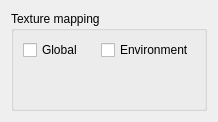
Old version of the form src/Gui/TextureMapping.ui in the repository southseact-3d/fcd.
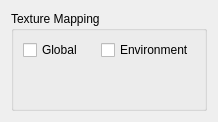
New version of the form. Custom widgets are drawn as their Qt base class.

Diff of the .ui file:
```diff
--- a/src/Gui/TextureMapping.ui
+++ b/src/Gui/TextureMapping.ui
@@ -17,7 +17,7 @@
    <item row="0" column="0">
     <widget class="QGroupBox" name="groupBox">
      <property name="title">
-      <string>Texture mapping</string>
+      <string>Texture Mapping</string>
      </property>
      <layout class="QGridLayout" name="gridLayout">
       <item row="0" column="0">
```
